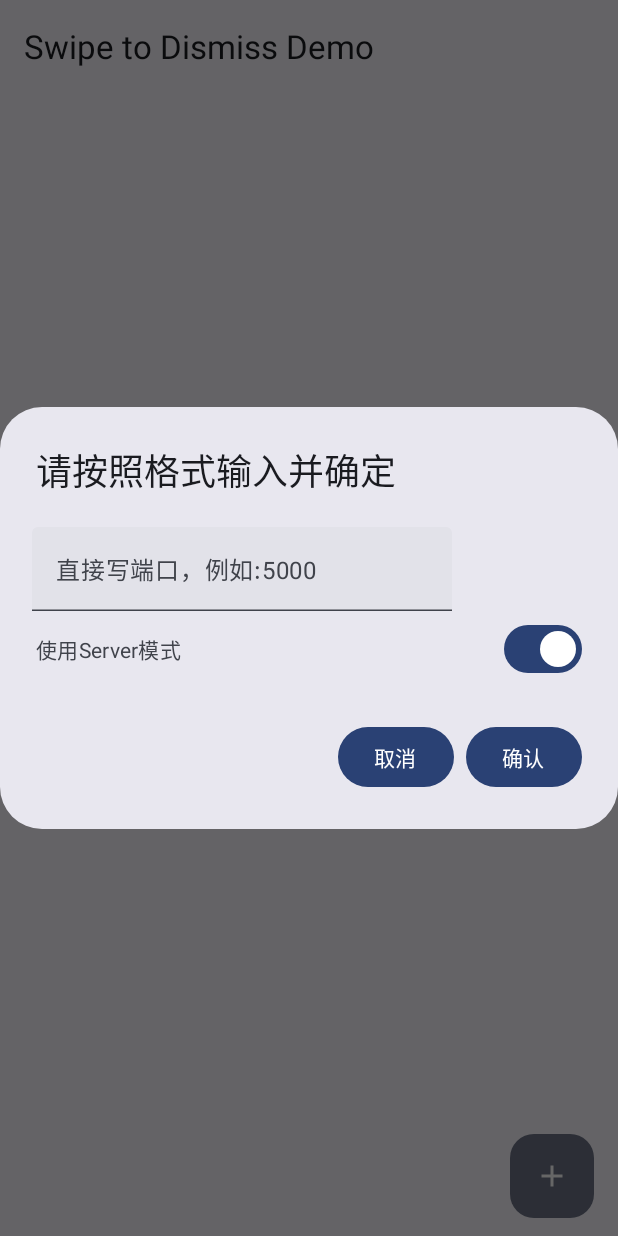
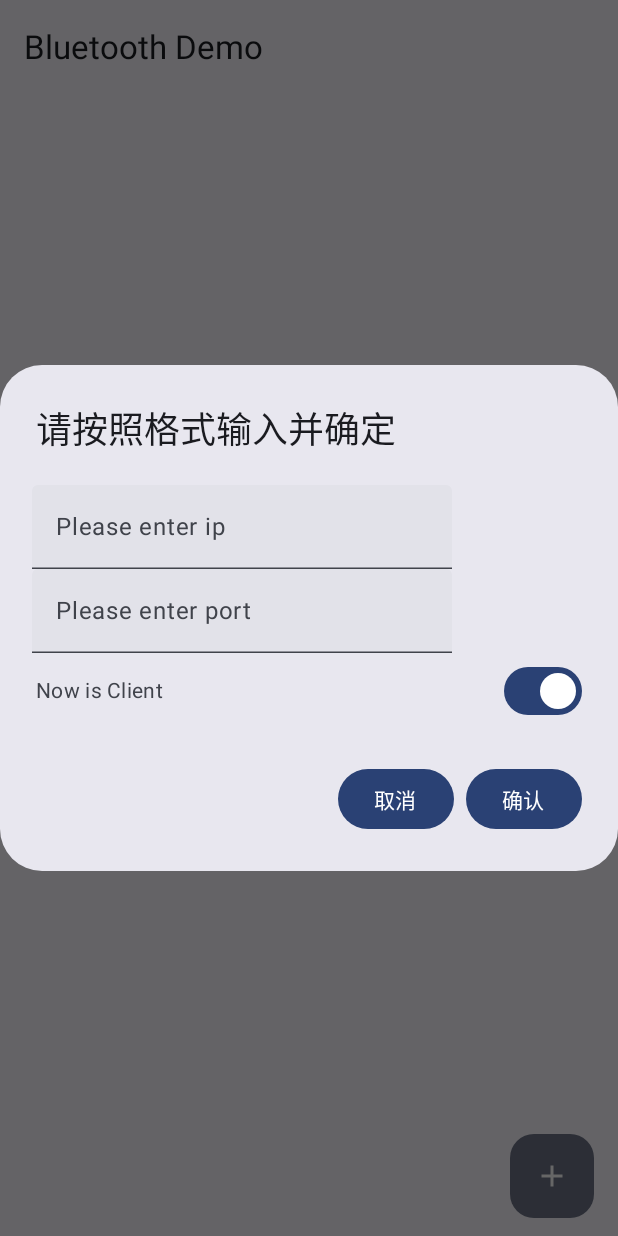
Before and after one commit to Vaguesunrain/Tcp_Udp_Bluetooth, an Android app built with Jetpack Compose: the composable BLUETOOTHScreen shown on its own in the app's theme, after a tap on "Localized description", on a phone screen of 412 x 824 dp. Run offline under Robolectric (Android 15) with nearby library versions, the phone set to English and light mode, and no system bars.

Commit message:
修改使用server还是client的页面显示

```diff
--- a/app/src/main/java/com/ame/tcp_udp/MainActivity.kt
+++ b/app/src/main/java/com/ame/tcp_udp/MainActivity.kt
@@ -22,6 +22,7 @@ import androidx.compose.foundation.layout.padding
 import androidx.compose.foundation.layout.size
 import androidx.compose.foundation.lazy.LazyColumn
 import androidx.compose.foundation.shape.CircleShape
+import androidx.compose.foundation.text.KeyboardOptions
 import androidx.compose.material.icons.Icons
 import androidx.compose.material.icons.automirrored.filled.ArrowBack
 import androidx.compose.material.icons.filled.Add
@@ -65,6 +66,8 @@ import androidx.compose.ui.graphics.Color
 import androidx.compose.ui.graphics.vector.ImageVector
 import androidx.compose.ui.platform.LocalContext
 import androidx.compose.ui.res.vectorResource
+import androidx.compose.ui.text.input.ImeAction
+import androidx.compose.ui.text.input.KeyboardType
 import androidx.compose.ui.tooling.preview.Preview
 import androidx.compose.ui.unit.dp
 import androidx.compose.ui.unit.sp
@@ -167,6 +170,7 @@ fun DemoSwipeToDismiss(lable: Int,
     var ipList by remember { mutableStateOf(initialIpList) }
     var showDialog by remember { mutableStateOf(false) }
     var ipText by rememberSaveable { mutableStateOf("") }
+    var portText by rememberSaveable { mutableStateOf("") }
     val dismissState = remember { mutableStateMapOf<String, SwipeToDismissBoxState>() }
     var isTcpClient by remember { mutableStateOf(true) }
 
@@ -174,7 +178,14 @@ fun DemoSwipeToDismiss(lable: Int,
         topBar = {
             // Add your TopAppBar content here
             TopAppBar(
-                title = { Text("Swipe to Dismiss Demo") }
+                title = {
+                    when (lable) {
+                        1 -> Text("TCP Demo")
+                        2 -> Text("UDP Demo")
+                        3 -> Text("Bluetooth Demo")
+                        else -> Text("Swipe to Dismiss Demo")
+                    }
+                }
             )
         },
         floatingActionButton = {
@@ -221,15 +232,34 @@ fun DemoSwipeToDismiss(lable: Int,
                 title = { Text("请按照格式输入并确定 ") },
                 text = {
                     Column {
+                        if(isTcpClient){
+                            TextField(
+                                value = ipText,
+                                singleLine = true, // 确保是单行输入
+                                keyboardOptions = KeyboardOptions(
+                                    keyboardType = KeyboardType.Uri, // IP 地址通常用 Uri 类型键盘体验更好
+                                    imeAction = ImeAction.Done // 将回车键设置为“完成”
+                                ),
+                                onValueChange = { newValue -> ipText = newValue },modifier = Modifier.offset(y = 4.dp, x = (-3).dp),
+                                placeholder = {  Text("Please enter ip") },
+                            )
+                        }
                         TextField(
-                            value = ipText,
-                            onValueChange = { ipText = it },modifier = Modifier.offset(y = 4.dp, x = (-3).dp),
-                            placeholder = { if (!isTcpClient) Text("例如:192.168.43.1:5000 ")
-                                            else Text("直接写端口，例如:5000 ")},
+                            value = portText,
+                            singleLine = true, // 确保是单行输入
+                            keyboardOptions = KeyboardOptions(
+                                keyboardType = KeyboardType.Number, // 端口号通常是数字
+                                imeAction = ImeAction.Done // 将回车键设置为“完成”
+                            ),
+                            onValueChange = { newValue -> portText = newValue },modifier = Modifier.offset(y = 4.dp, x = (-3).dp),
+                            placeholder = {  Text("Please enter port")},
                         )
                         Spacer(Modifier.height(5.dp))
                         Row(modifier = Modifier, verticalAlignment = Alignment.CenterVertically,horizontalArrangement = Arrangement.Center) {
-                            Text("使用Server模式")
+                            when(isTcpClient){
+                                true -> Text("Now is Client")
+                                else -> Text("Now is Server")
+                            }
                             Spacer(Modifier.weight(1f))
                             Switch(
                                 checked = isTcpClient,
@@ -240,15 +270,19 @@ fun DemoSwipeToDismiss(lable: Int,
                 },
                 confirmButton = {
                     Button(
-                        onClick = {ipList += ipText
+                        onClick = {
                             showDialog = false
-                            saveIpListToSharedPrefs(ipText, context)
-                            // 根据 isTcpClient 的值执行不同的操作
                             if (isTcpClient) {
-                                // 使用 TcpClient 模式
-                            } else {
-                                // 使用 TcpServer 模式
+                                ipList += "CLIENT $ipText:$portText"
+                                saveIpListToSharedPrefs("CLIENT $ipText:$portText", context)
                             }
+                            else
+                            {
+                                ipList += "SERVER  $portText"
+                                saveIpListToSharedPrefs("SERVER  $portText", context)
+                            }
+
+
                         }
                     ) {
                         Text("确认")
```
